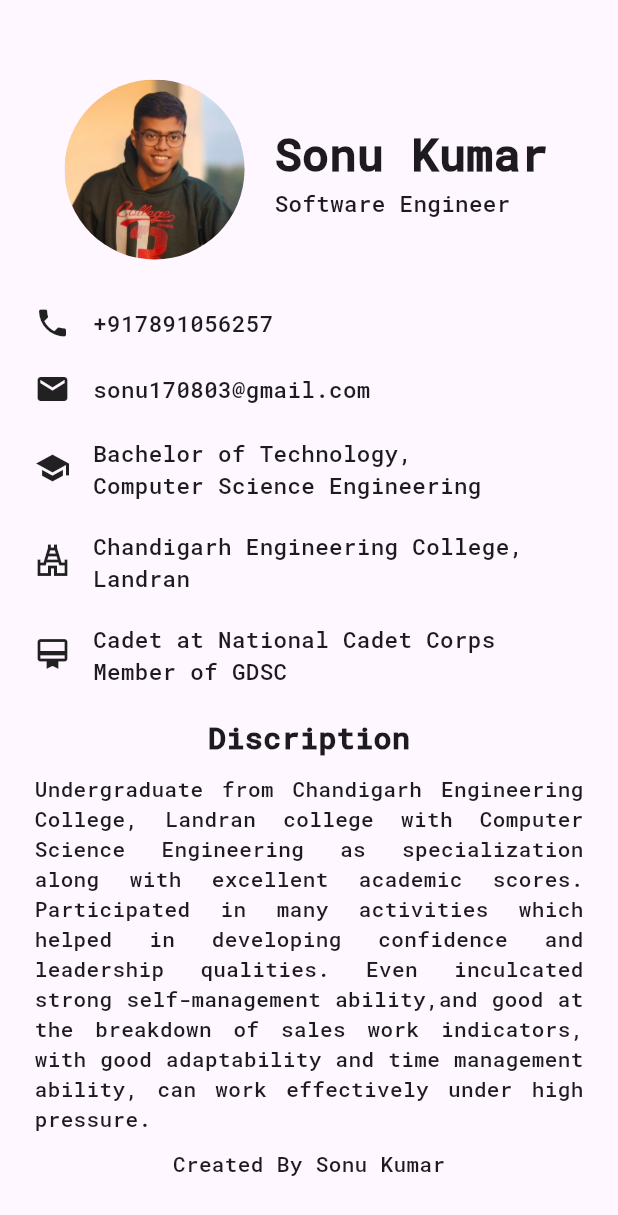
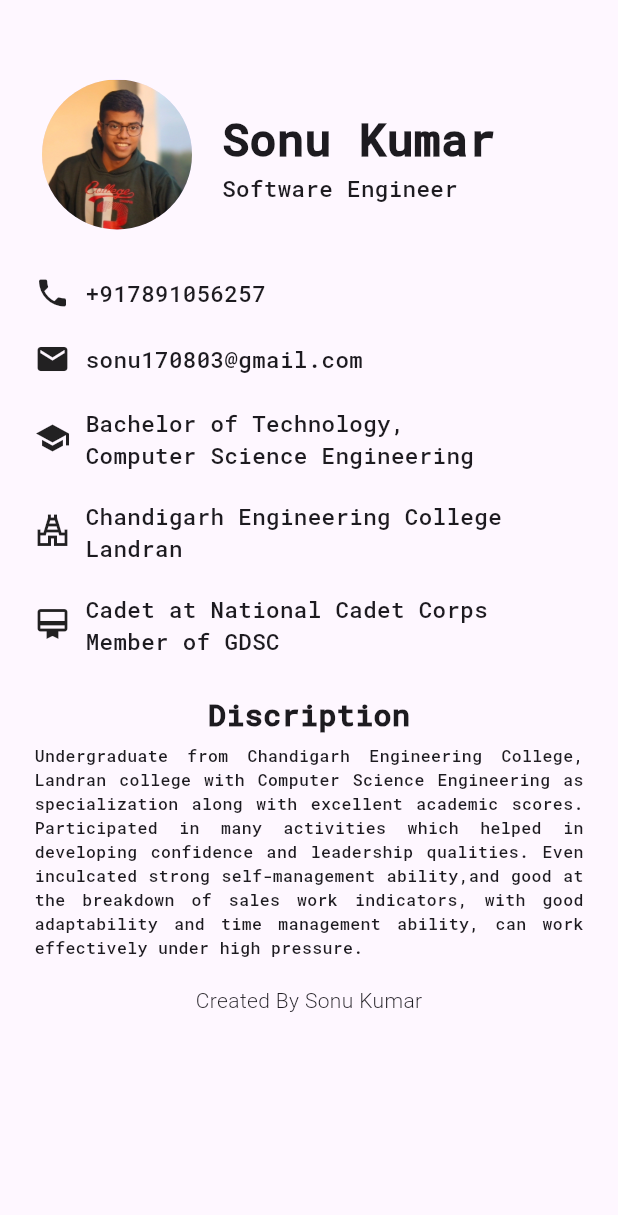
Before and after one commit to i-m-sonu/app-sonu, a Flutter app: the screen it shows after launch, on a phone screen of 412 x 824 dp. Shown: the top 1215 px of the screen. Run offline on Flutter 3.47's test engine with Material 3 defaults, Android fonts, the light colour scheme and no system bars.

Commit message:
fixed indentation

```diff
--- a/lib/main.dart
+++ b/lib/main.dart
@@ -33,10 +33,10 @@ class home extends StatelessWidget {
             Row(
               children: [
                 SizedBox(
-                  width: 20,
+                  width: 5,
                 ),
                 CircleAvatar(
-                    radius: 60,
+                    radius: 50,
                     backgroundImage: ExactAssetImage("images/sonu.jpeg")),
                 SizedBox(
                   width: 20,
@@ -64,7 +64,7 @@ class home extends StatelessWidget {
               children: [
                 Icon(Icons.phone),
                 SizedBox(
-                  width: 15,
+                  width: 10,
                 ),
                 Text(
                   "+917891056257",
@@ -79,7 +79,7 @@ class home extends StatelessWidget {
               children: [
                 Icon(Icons.mail),
                 SizedBox(
-                  width: 15,
+                  width: 10,
                 ),
                 Text(
                   "sonu170803@gmail.com",
@@ -94,7 +94,7 @@ class home extends StatelessWidget {
               children: [
                 Icon(Icons.school),
                 SizedBox(
-                  width: 15,
+                  width: 10,
                 ),
                 Column(
                   crossAxisAlignment: CrossAxisAlignment.start,
@@ -118,13 +118,13 @@ class home extends StatelessWidget {
               children: [
                 Icon(Icons.temple_hindu_outlined),
                 SizedBox(
-                  width: 15,
+                  width: 10,
                 ),
                 Column(
                   crossAxisAlignment: CrossAxisAlignment.start,
                   children: [
                     Text(
-                      "Chandigarh Engineering College,",
+                      "Chandigarh Engineering College",
                       style: TextStyle(fontFamily: 'mono',fontSize: 15),
                     ),
                     Text("Landran", style: TextStyle(fontFamily: 'mono',fontSize: 15),)
@@ -139,7 +139,7 @@ class home extends StatelessWidget {
               children: [
                 Icon(Icons.card_membership),
                 SizedBox(
-                  width: 15,
+                  width: 10,
                 ),
                 Column(
                   crossAxisAlignment: CrossAxisAlignment.start,
@@ -157,7 +157,7 @@ class home extends StatelessWidget {
               ],
             ),
             SizedBox(
-              height: 20,
+              height: 25,
             ),
             Text(
               "Discription",
@@ -168,17 +168,17 @@ class home extends StatelessWidget {
               ),
             ),
             SizedBox(
-              height: 10,
+              height: 5,
             ),
             Text(
               "Undergraduate from Chandigarh Engineering College, Landran college with Computer Science Engineering as specialization along with excellent academic scores. Participated in many activities which helped in developing confidence and leadership qualities. Even inculcated strong self-management ability,and good at the breakdown of sales work indicators, with good adaptability and time management ability, can work effectively under high pressure.",
-              style: TextStyle(fontFamily: 'mono'),
+              style: TextStyle(fontFamily: 'mono', fontSize: 11),
               textAlign: TextAlign.justify,
             ),
-            SizedBox(height: 10,),
+            SizedBox(height: 17,),
             Text(
               "Created By Sonu Kumar",
-              style: TextStyle(fontFamily: 'mono', fontWeight: FontWeight.w100),
+              style: TextStyle( fontWeight: FontWeight.w300),
             )
           ],
         ),
```
